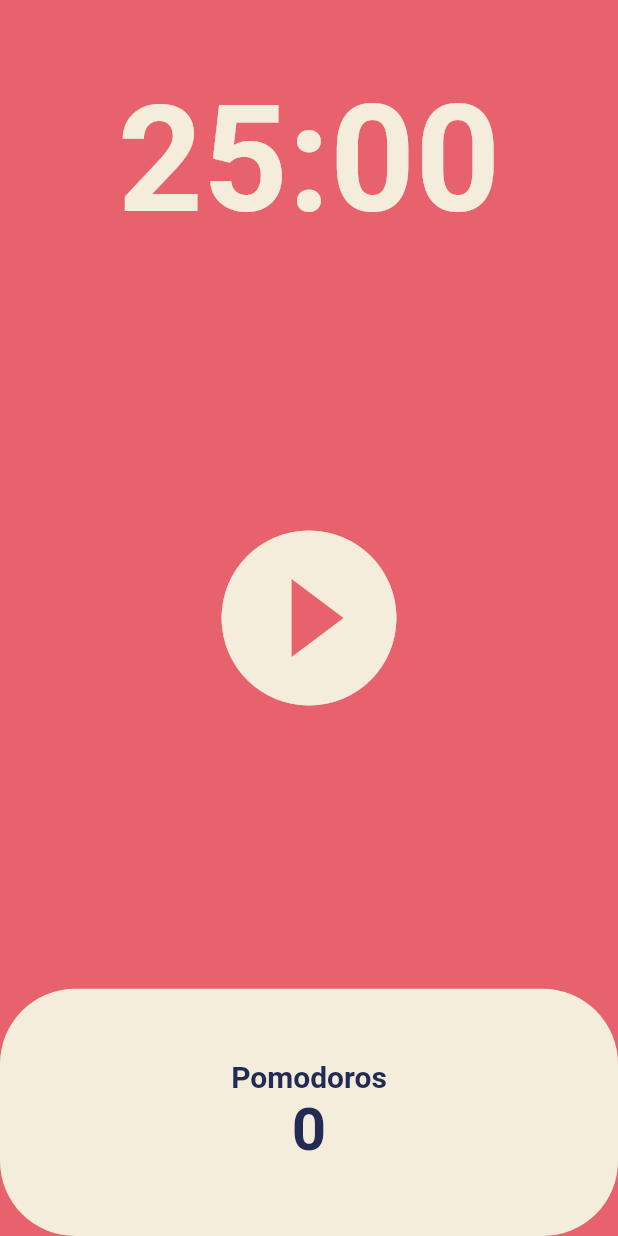
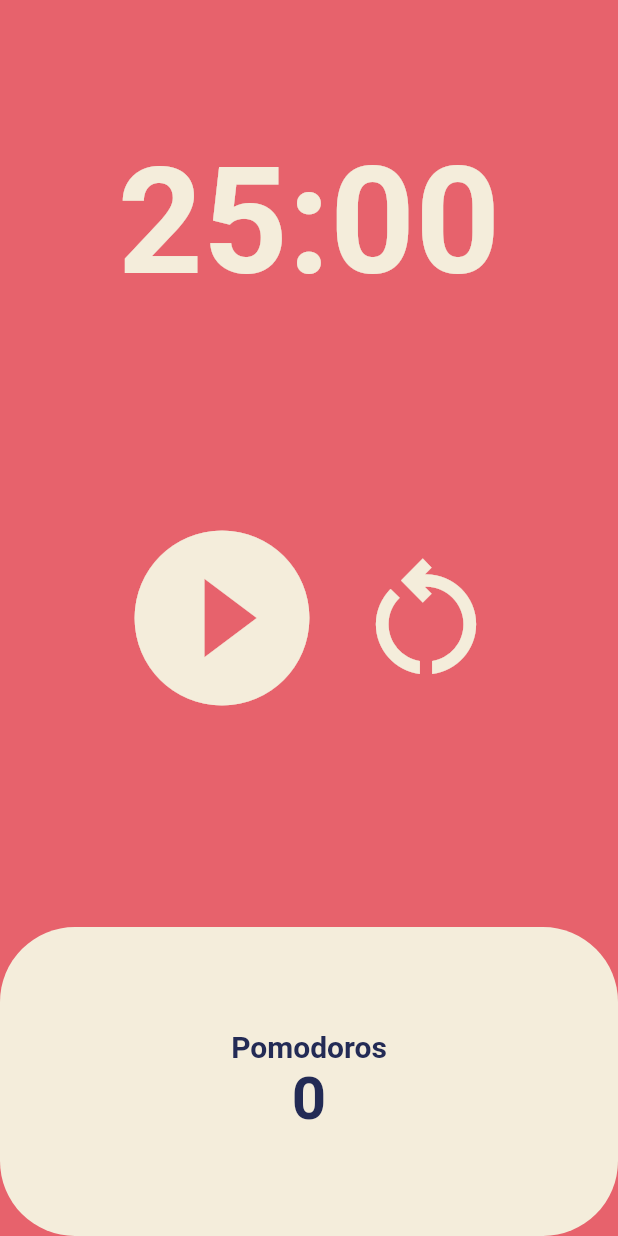
Before and after one commit to 04wakeup/pomodoro, a Flutter app: the screen it shows after launch, on a phone screen of 412 x 824 dp. Run offline on Flutter 3.47's test engine with Material 2 defaults, Android fonts, the phone set to English and light mode, and no system bars.

Commit message:
challenge done - reset button

```diff
--- a/lib/screens/home_screen.dart
+++ b/lib/screens/home_screen.dart
@@ -50,6 +50,14 @@ class _HomeScreenState extends State<HomeScreen> {
     });
   }
 
+  void onReset() {
+    setState(() {
+      isRunning = false;
+      totalSeconds = twentyFiveMinutes;
+    });
+    timer.cancel();
+  }
+
   @override
   Widget build(BuildContext context) {
     return Scaffold(
@@ -71,15 +79,29 @@ class _HomeScreenState extends State<HomeScreen> {
             ),
           ),
           Flexible(
-            flex: 3,
-            child: Center(
+            flex: 2,
+            child: Row(
+              mainAxisAlignment: MainAxisAlignment.center,
+              children: [
+                Center(
                   child: IconButton(
                     iconSize: 140,
                     color: Theme.of(context).cardColor,
                     onPressed: isRunning ? onPausePressed : onStartPressed,
                     icon: Icon(isRunning
                         ? Icons.pause_circle_outline
-                      : Icons.play_circle_fill_outlined)),
+                        : Icons.play_circle_fill_outlined),
+                  ),
+                ),
+                Center(
+                  child: IconButton(
+                    iconSize: 100,
+                    color: Theme.of(context).cardColor,
+                    onPressed: onReset,
+                    icon: const Icon(Icons.restart_alt_outlined),
+                  ),
+                ),
+              ],
             ),
           ),
           Flexible(
```
Lines whose indentation alone changed are shown as unchanged.
